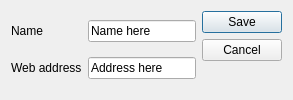
Before: the Qt Designer form bookmarkdialog.ui in gidzzz/openmediaplayer, drawn with Qt 5.
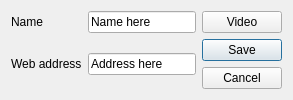
After: the same form once the commit is applied.

Commit message:
Enabled bookmarking of video streams.
BookmarkDialog allows editing of bookmark type.

What changed in the file:
```diff
--- a/bookmarkdialog.ui
+++ b/bookmarkdialog.ui
@@ -3,28 +3,6 @@
  <class>BookmarkDialog</class>
  <widget class="QDialog" name="BookmarkDialog">
   <layout class="QGridLayout" name="gridLayout">
-   <item row="0" column="1">
-    <widget class="QDialogButtonBox" name="buttonBox">
-     <property name="orientation">
-      <enum>Qt::Vertical</enum>
-     </property>
-     <property name="standardButtons">
-      <set>QDialogButtonBox::Save|QDialogButtonBox::Cancel</set>
-     </property>
-    </widget>
-   </item>
-   <item row="0" column="0">
-    <widget class="QWidget" name="widget">
-     <property name="sizePolicy">
-      <sizepolicy hsizetype="Expanding" vsizetype="Preferred">
-       <horstretch>0</horstretch>
-       <verstretch>0</verstretch>
-      </sizepolicy>
-     </property>
-     <layout class="QGridLayout" name="gridLayout_2">
-      <property name="margin">
-       <number>0</number>
-      </property>
       <item row="0" column="0">
        <widget class="QLabel" name="nameLabel">
         <property name="text">
@@ -53,7 +31,24 @@
         </property>
        </widget>
       </item>
-     </layout>
+   <item row="0" column="2">
+    <widget class="QPushButton" name="videoBox">
+     <property name="text">
+      <string>Video</string>
+     </property>
+     <property name="checkable">
+      <bool>true</bool>
+     </property>
+    </widget>
+   </item>
+   <item row="1" column="2">
+    <widget class="QDialogButtonBox" name="buttonBox">
+     <property name="orientation">
+      <enum>Qt::Vertical</enum>
+     </property>
+     <property name="standardButtons">
+      <set>QDialogButtonBox::Save|QDialogButtonBox::Cancel</set>
+     </property>
     </widget>
    </item>
   </layout>
```
Lines whose indentation alone changed are shown as unchanged. The commit also changes 6 other files.
